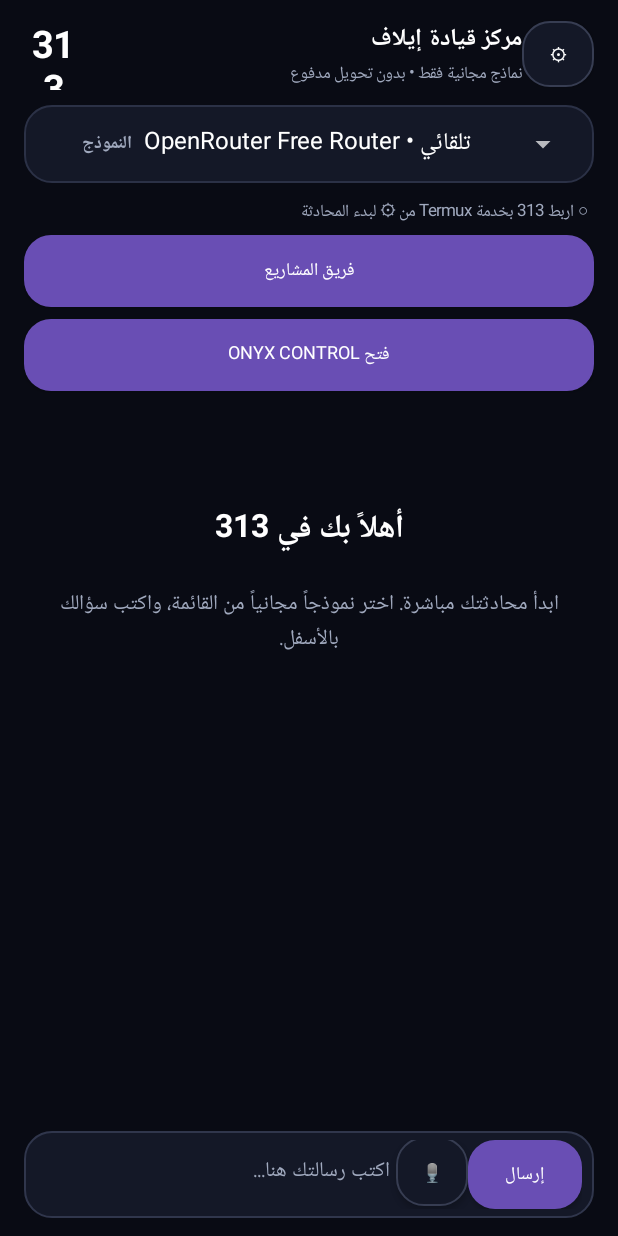
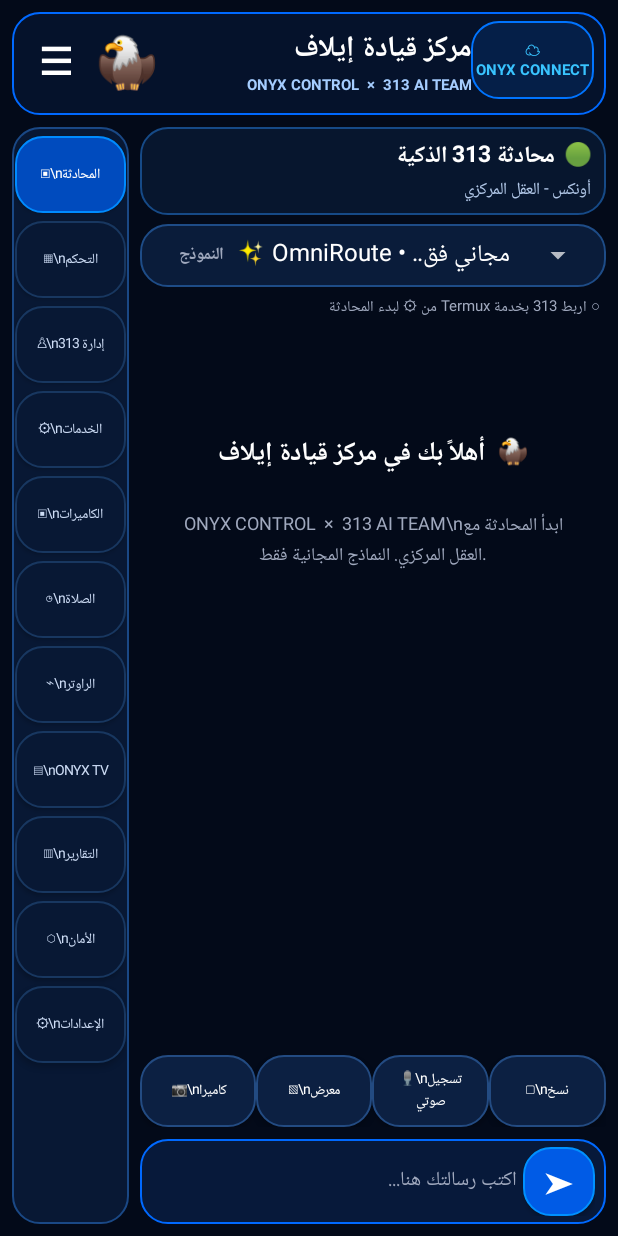
Before and after one commit to alyaswkdha31-ship-it/-313-android, an Android app: the screen it shows after launch (MainActivity), on a phone screen of 412 x 824 dp. Run offline under Robolectric (Android 15) with nearby library versions, the phone set to English and light mode, and no system bars; pictures from the network do not load.

Commit message:
Redesign 313 Android home as Elaf command center matching supplied reference

```diff
--- a/313-android/app/src/main/java/com/thirteenhub/app/MainActivity.java
+++ b/313-android/app/src/main/java/com/thirteenhub/app/MainActivity.java
@@ -96,79 +96,119 @@ public class MainActivity extends Activity {
     private void buildChat() {
         root = new LinearLayout(this);
         root.setOrientation(LinearLayout.VERTICAL);
-        root.setPadding(dp(16), dp(12), dp(16), dp(12));
-        root.setBackgroundColor(bg);
+        root.setPadding(dp(8), dp(8), dp(8), dp(8));
+        root.setBackgroundColor(Color.rgb(3, 10, 25));
         setContentView(root);
 
+        // Header inspired by the supplied ONYX CONTROL command-center reference.
         LinearLayout header = new LinearLayout(this);
         header.setGravity(Gravity.CENTER_VERTICAL);
-        header.setOrientation(LinearLayout.HORIZONTAL);
-        TextView brand = label("313", 25, Color.WHITE, true);
-        brand.setGravity(Gravity.CENTER);
-        header.addView(brand, lp(58, dp(48)));
-
+        header.setPadding(dp(8), dp(5), dp(8), dp(9));
+        header.setBackground(shape(Color.rgb(5, 18, 43), Color.rgb(0, 105, 255)));
+        TextView menuMark = label("☰", 25, Color.WHITE, true);
+        menuMark.setGravity(Gravity.CENTER);
+        header.addView(menuMark, lp(dp(42), dp(54)));
+        TextView eagle = label("🦅", 34, Color.WHITE, true);
+        eagle.setGravity(Gravity.CENTER);
+        header.addView(eagle, lp(dp(52), dp(54)));
         LinearLayout heading = new LinearLayout(this);
         heading.setOrientation(LinearLayout.VERTICAL);
-        TextView title = label("مركز قيادة إيلاف", 16, Color.WHITE, true);
-        TextView subtitle = label("نماذج مجانية فقط • بدون تحويل مدفوع", 11, muted, false);
+        TextView title = label("مركز قيادة إيلاف", 19, Color.WHITE, true);
+        TextView subtitle = label("ONYX CONTROL  ×  313 AI TEAM", 10, Color.rgb(165, 205, 255), true);
         heading.addView(title, lp(-1, -2));
         heading.addView(subtitle, lp(-1, -2));
         header.addView(heading, new LinearLayout.LayoutParams(0, -2, 1));
+        TextView connect = label("☁\nONYX CONNECT", 10, Color.rgb(57, 196, 255), true);
+        connect.setGravity(Gravity.CENTER);
+        connect.setBackground(shape(Color.rgb(5, 31, 72), Color.rgb(0, 116, 255)));
+        header.addView(connect, lp(dp(82), dp(52)));
+        root.addView(header, withMargins(-1, -2, 0, 0, 0, dp(8)));
 
-        Button settings = button("⚙", false);
-        settings.setOnClickListener(v -> showKeyDialog(true));
-        header.addView(settings, lp(dp(48), dp(44)));
-        root.addView(header, lp(-1, -2));
+        LinearLayout body = new LinearLayout(this);
+        body.setOrientation(LinearLayout.HORIZONTAL);
+        root.addView(body, new LinearLayout.LayoutParams(-1, 0, 1));
+
+        // Compact icon rail keeps the layout usable on real phone screens.
+        LinearLayout nav = new LinearLayout(this);
+        nav.setOrientation(LinearLayout.VERTICAL);
+        nav.setPadding(dp(2), dp(4), dp(2), dp(4));
+        nav.setBackground(shape(Color.rgb(8, 24, 52), Color.rgb(26, 72, 133)));
+        body.addView(nav, lp(dp(78), -1));
+        addNavItem(nav, "▣", "المحادثة", () -> chatScroll.fullScroll(View.FOCUS_DOWN), true);
+        addNavItem(nav, "▦", "التحكم", () -> startActivity(new Intent(this, OnyxControlActivity.class)), false);
+        addNavItem(nav, "♙", "إدارة 313", () -> startActivity(new Intent(this, TeamConsoleActivity.class)), false);
+        addNavItem(nav, "⚙", "الخدمات", () -> showKeyDialog(true), false);
+        addNavItem(nav, "▣", "الكاميرات", () -> showSectionNotice("الكاميرات", "واجهة القسم قيد الإكمال؛ لم يتم ربط بث كاميرا بعد."), false);
+        addNavItem(nav, "◷", "الصلاة", () -> showSectionNotice("مواقيت الصلاة", "ربط المواقيت لم يكتمل بعد."), false);
+        addNavItem(nav, "⌁", "الراوتر", () -> showSectionNotice("الراوتر", "إعداد صفحة الراوتر غير مضاف في هذه النسخة."), false);
+        addNavItem(nav, "▤", "ONYX TV", () -> showSectionNotice("تلفزيون ONYX", "التحكم بالتلفزيون يحتاج جسر الشبكة."), false);
+        addNavItem(nav, "▥", "التقارير", () -> showSectionNotice("التقارير", "قسم التقارير قيد الإكمال."), false);
+        addNavItem(nav, "⬡", "الأمان", () -> showSectionNotice("الأمان", "إعدادات الأمان قيد الإكمال."), false);
+        addNavItem(nav, "⚙", "الإعدادات", () -> showKeyDialog(true), false);
+
+        LinearLayout content = new LinearLayout(this);
+        content.setOrientation(LinearLayout.VERTICAL);
+        content.setPadding(dp(7), 0, 0, 0);
+        body.addView(content, new LinearLayout.LayoutParams(0, -1, 1));
+
+        LinearLayout statusCard = new LinearLayout(this);
+        statusCard.setOrientation(LinearLayout.VERTICAL);
+        statusCard.setPadding(dp(10), dp(7), dp(10), dp(7));
+        statusCard.setBackground(shape(Color.rgb(7, 22, 46), Color.rgb(22, 74, 135)));
+        TextView statusTitle = label("🟢  محادثة 313 الذكية", 15, Color.WHITE, true);
+        TextView statusSub = label("أونكس - العقل المركزي", 11, Color.rgb(176, 198, 230), false);
+        statusCard.addView(statusTitle, lp(-1, -2));
+        statusCard.addView(statusSub, lp(-1, -2));
+        content.addView(statusCard, withMargins(-1, -2, 0, 0, 0, dp(6)));
 
         LinearLayout modelRow = new LinearLayout(this);
         modelRow.setGravity(Gravity.CENTER_VERTICAL);
-        modelRow.setPadding(dp(10), dp(4), dp(10), dp(4));
-        modelRow.setBackground(shape(panel, Color.rgb(43, 49, 70)));
-        TextView modelLabel = label("النموذج", 12, muted, true);
-        modelRow.addView(modelLabel, lp(dp(62), dp(42)));
+        modelRow.setPadding(dp(8), dp(2), dp(8), dp(2));
+        modelRow.setBackground(shape(Color.rgb(10, 28, 58), Color.rgb(30, 76, 135)));
+        TextView modelLabel = label("النموذج", 11, muted, true);
+        modelRow.addView(modelLabel, lp(dp(48), dp(38)));
         modelPicker = new Spinner(this);
-        String[] names = new String[]{"OpenRouter Free Router • تلقائي"};
-        ArrayAdapter<String> adapter = new ArrayAdapter<>(this,
-                android.R.layout.simple_spinner_item, names);
+        String[] names = new String[]{"✨ OmniRoute • مجاني فقط"};
+        ArrayAdapter<String> adapter = new ArrayAdapter<>(this, android.R.layout.simple_spinner_item, names);
         adapter.setDropDownViewResource(android.R.layout.simple_spinner_dropdown_item);
         modelPicker.setAdapter(adapter);
-        modelRow.addView(modelPicker, new LinearLayout.LayoutParams(0, dp(44), 1));
-        root.addView(modelRow, withMargins(-1, -2, 0, dp(10), 0, dp(10)));
+        modelRow.addView(modelPicker, new LinearLayout.LayoutParams(0, dp(38), 1));
+        content.addView(modelRow, withMargins(-1, -2, 0, 0, 0, dp(5)));
 
-        connectionStatus = label("", 11, muted, false);
-        root.addView(connectionStatus, withMargins(-1, -2, dp(4), 0, dp(4), dp(6)));
-
-        Button teamButton = button("فريق المشاريع", true);
-        teamButton.setOnClickListener(v -> startActivity(new Intent(this, TeamConsoleActivity.class)));
-        root.addView(teamButton, withMargins(-1, -2, 0, 0, 0, dp(8)));
-
-        Button onyxButton = button("فتح ONYX CONTROL", true);
-        onyxButton.setContentDescription("فتح لوحة تحكم ONYX");
-        onyxButton.setOnClickListener(v -> startActivity(new Intent(this, OnyxControlActivity.class)));
-        root.addView(onyxButton, withMargins(-1, -2, 0, 0, 0, dp(8)));
+        connectionStatus = label("", 10, muted, false);
+        connectionStatus.setPadding(dp(4), 0, dp(4), 0);
+        content.addView(connectionStatus, withMargins(-1, -2, 0, 0, 0, dp(4)));
 
         chatScroll = new ScrollView(this);
         chatScroll.setFillViewport(true);
         messagesBox = new LinearLayout(this);
         messagesBox.setOrientation(LinearLayout.VERTICAL);
-        messagesBox.setPadding(0, dp(8), 0, dp(12));
+        messagesBox.setPadding(dp(2), dp(8), dp(2), dp(8));
         chatScroll.addView(messagesBox, new ScrollView.LayoutParams(-1, -2));
-        root.addView(chatScroll, new LinearLayout.LayoutParams(-1, 0, 1));
+        content.addView(chatScroll, new LinearLayout.LayoutParams(-1, 0, 1));
+        addWelcome();
 
-        addWelcome();
+        LinearLayout actions = new LinearLayout(this);
+        actions.setGravity(Gravity.CENTER);
+        actions.setPadding(0, dp(4), 0, dp(4));
+        actions.addView(actionChip("📷", "كاميرا", () -> showSectionNotice("الكاميرا", "التقاط الصور يحتاج إكمال ربط الكاميرا.")), new LinearLayout.LayoutParams(0, dp(48), 1));
+        actions.addView(actionChip("▧", "معرض", () -> showSectionNotice("المعرض", "اختيار الصور وإرسالها غير مفعّل في هذه النسخة.")), new LinearLayout.LayoutParams(0, dp(48), 1));
+        actions.addView(actionChip("🎙", "تسجيل صوتي", this::startVoiceInput), new LinearLayout.LayoutParams(0, dp(48), 1));
+        actions.addView(actionChip("▢", "نسخ", () -> copyText(composer.getText().toString())), new LinearLayout.LayoutParams(0, dp(48), 1));
+        content.addView(actions, withMargins(-1, -2, 0, dp(2), 0, dp(4)));
 
         LinearLayout composerPanel = new LinearLayout(this);
         composerPanel.setOrientation(LinearLayout.HORIZONTAL);
-        composerPanel.setGravity(Gravity.BOTTOM);
-        composerPanel.setPadding(dp(8), dp(6), dp(8), dp(6));
-        composerPanel.setBackground(shape(panel, Color.rgb(48, 54, 76)));
+        composerPanel.setGravity(Gravity.CENTER_VERTICAL);
+        composerPanel.setPadding(dp(7), dp(5), dp(7), dp(5));
+        composerPanel.setBackground(shape(Color.rgb(7, 25, 58), Color.rgb(0, 105, 255)));
         composer = new EditText(this);
         composer.setTextColor(Color.WHITE);
         composer.setHintTextColor(muted);
         composer.setHint("اكتب رسالتك هنا...");
-        composer.setTextSize(14);
+        composer.setTextSize(13);
         composer.setSingleLine(false);
-        composer.setMaxLines(4);
+        composer.setMaxLines(3);
         composer.setMinLines(1);
         composer.setInputType(InputType.TYPE_CLASS_TEXT | InputType.TYPE_TEXT_FLAG_MULTI_LINE);
         composer.setImeOptions(EditorInfo.IME_ACTION_SEND);
@@ -180,14 +220,37 @@ public class MainActivity extends Activity {
             return false;
         });
         composerPanel.addView(composer, new LinearLayout.LayoutParams(0, -2, 1));
-        micButton = button("🎙", false);
-        micButton.setContentDescription("إملاء صوتي");
-        micButton.setOnClickListener(v -> startVoiceInput());
-        composerPanel.addView(micButton, lp(dp(48), dp(46)));
-        Button send = button("إرسال", true);
+        Button send = button("➤", true);
+        send.setTextSize(20);
         send.setOnClickListener(v -> sendMessage());
-        composerPanel.addView(send, lp(dp(76), dp(46)));
-        root.addView(composerPanel, withMargins(-1, -2, 0, dp(8), 0, 0));
+        composerPanel.addView(send, lp(dp(48), dp(46)));
+        content.addView(composerPanel, lp(-1, -2));
+    }
+
+    private void addNavItem(LinearLayout nav, String icon, String title, Runnable action, boolean selected) {
+        Button item = new Button(this);
+        item.setText(icon + "\\n" + title);
+        item.setTextSize(9);
+        item.setTextColor(selected ? Color.WHITE : Color.rgb(205, 220, 245));
+        item.setAllCaps(false);
+        item.setMinHeight(0);
+        item.setPadding(dp(1), dp(2), dp(1), dp(2));
+        item.setBackground(shape(selected ? Color.rgb(0, 75, 190) : Color.rgb(8, 24, 52),
+                selected ? Color.rgb(0, 139, 255) : Color.rgb(24, 55, 96)));
+        item.setOnClickListener(v -> action.run());
+        nav.addView(item, withMargins(-1, dp(51), 0, dp(2), 0, dp(3)));
+    }
+
+    private Button actionChip(String icon, String title, Runnable action) {
+        Button b = button(icon + "\\n" + title, false);
+        b.setTextSize(9);
+        b.setOnClickListener(v -> action.run());
+        return b;
+    }
+
+    private void showSectionNotice(String title, String message) {
+        new AlertDialog.Builder(this).setTitle(title).setMessage(message)
+                .setPositiveButton("حسناً", null).show();
     }
 
     private LinearLayout.LayoutParams withMargins(int w, int h, int l, int t, int r, int b) {
@@ -202,16 +265,18 @@ public class MainActivity extends Activity {
         b.setTextSize(12);
         b.setTextColor(Color.WHITE);
         b.setAllCaps(false);
-        b.setBackground(shape(primary ? Color.rgb(105, 78, 180) : panel,
-                primary ? 0 : Color.rgb(55, 61, 82)));
+        b.setMinHeight(0);
+        b.setPadding(dp(4), dp(2), dp(4), dp(2));
+        b.setBackground(shape(primary ? Color.rgb(0, 91, 230) : Color.rgb(12, 32, 66),
+                primary ? Color.rgb(0, 145, 255) : Color.rgb(35, 75, 130)));
         return b;
     }
 
     private void addWelcome() {
-        TextView welcome = label("أهلاً بك في 313", 21, Color.WHITE, true);
+        TextView welcome = label("🦅  أهلاً بك في مركز قيادة إيلاف", 17, Color.WHITE, true);
         welcome.setGravity(Gravity.CENTER);
         messagesBox.addView(welcome, withMargins(-1, dp(58), 0, dp(48), 0, dp(8)));
-        TextView hint = label("ابدأ محادثتك مباشرة. اختر نموذجاً مجانياً من القائمة، واكتب سؤالك بالأسفل.", 14, muted, false);
+        TextView hint = label("ONYX CONTROL  ×  313 AI TEAM\\nابدأ المحادثة مع العقل المركزي. النماذج المجانية فقط.", 12, muted, false);
         hint.setGravity(Gravity.CENTER);
         hint.setPadding(dp(18), 0, dp(18), 0);
         messagesBox.addView(hint, lp(-1, -2));
```
